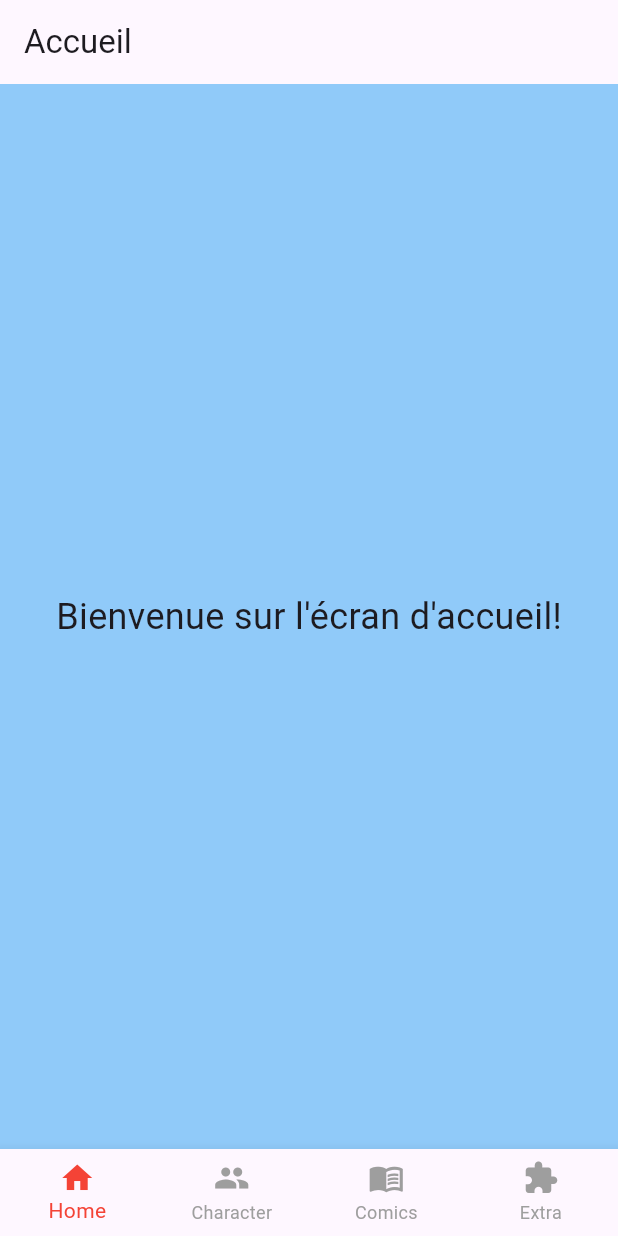
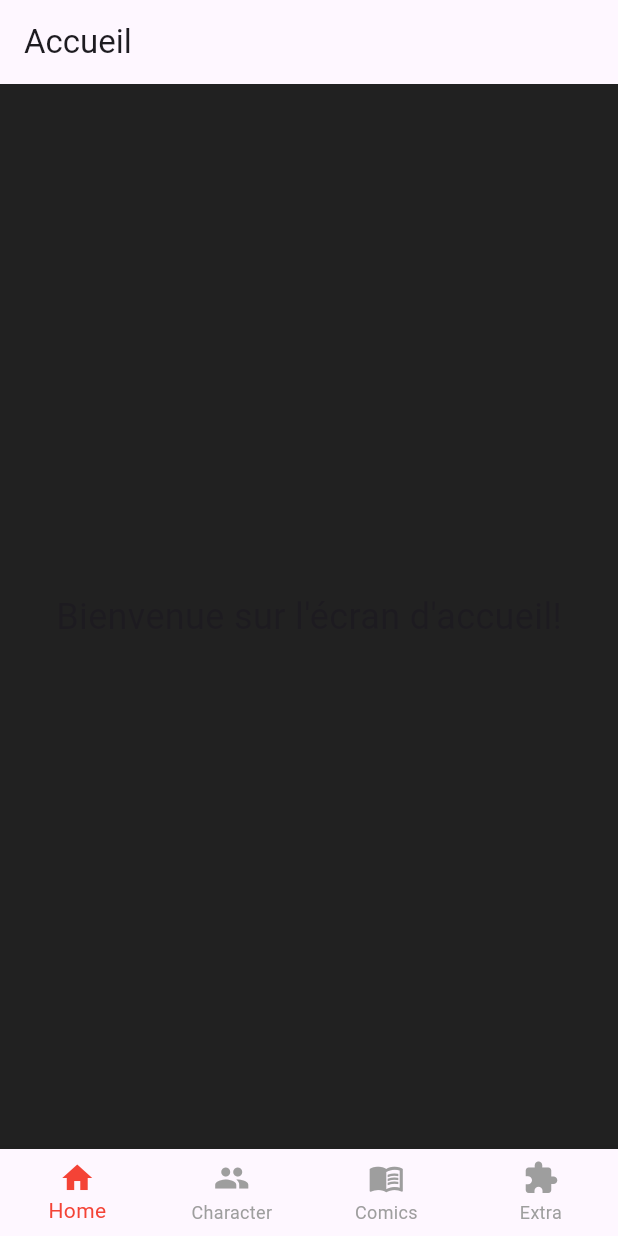
Before and after one commit to GanaF4ll/marvel_flutter, a Flutter app: the screen it shows after launch, on a phone screen of 412 x 824 dp. Run offline on Flutter 3.47's test engine with Material 3 defaults, Android fonts, the phone set to English and light mode, and no system bars; our stand-ins replace convert, flutter_dotenv; Roboto replaces fonts that are missing (Montserrat).

Commit message:
:lipstick: UI

```diff
--- a/lib/main.dart
+++ b/lib/main.dart
@@ -3,14 +3,11 @@ import 'package:flutter_dotenv/flutter_dotenv.dart';
 import './navigation.dart';
 
 void main() async {
-  // Assurez-vous d'appeler WidgetsFlutterBinding.ensureInitialized() avant d'utiliser async dans main
   WidgetsFlutterBinding.ensureInitialized();
 
   try {
-    // Charger les variables d'environnement
     await dotenv.load(fileName: ".env");
   } catch (e) {
-    // Capture l'erreur si le fichier .env n'est pas trouvé ou s'il y a un autre problème
     print('Erreur lors du chargement du fichier .env : $e');
   }
 
@@ -27,7 +24,7 @@ class MainApp extends StatelessWidget {
       theme: ThemeData(
         fontFamily: 'Montserrat',
         brightness: Brightness.light,
-        scaffoldBackgroundColor: Colors.blue.shade200,
+        scaffoldBackgroundColor: Colors.grey.shade900,
         primarySwatch: Colors.teal,
       ),
       home: Scaffold(
--- a/lib/screens/child-pages/characterDetails.dart
+++ b/lib/screens/child-pages/characterDetails.dart
@@ -102,7 +102,10 @@ class _CharacterDetailScreenState extends State<CharacterDetailScreen> {
                     widget.description.isNotEmpty
                         ? widget.description
                         : 'No description available',
-                    style: const TextStyle(fontSize: 18),
+                    style: const TextStyle(
+                      fontSize: 18,
+                      color: Colors.white,
+                    ),
                   ),
                   const SizedBox(height: 16),
                   Text(
@@ -110,6 +113,7 @@ class _CharacterDetailScreenState extends State<CharacterDetailScreen> {
                     style: const TextStyle(
                       fontSize: 18,
                       fontWeight: FontWeight.bold,
+                      color: Colors.white,
                     ),
                   ),
                   const SizedBox(height: 8),
```
Also changed, not shown: lib/components/characterWidget.dart (+8 -4 lines).
